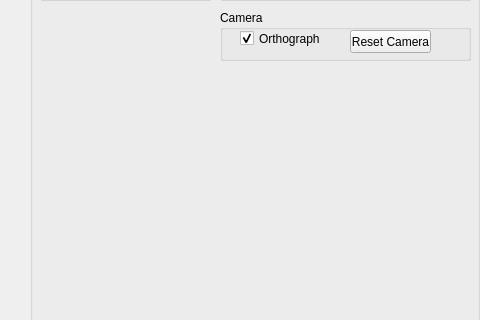
amatheo/LIFPROJET-TerrainGeneration, file TerrainGeneration/UI/interface.ui: the form before one commit; both pictures show x 713 to 1193 and y 159 to 479 of the 1193 by 1000 pixel window.
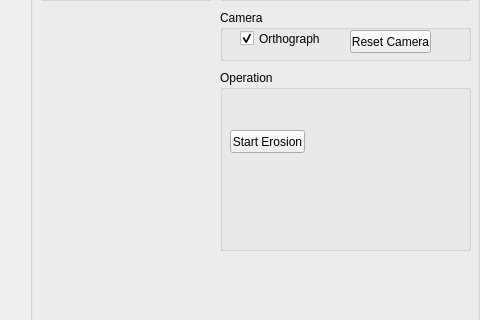
The form after the commit.

```diff
--- a/TerrainGeneration/UI/interface.ui
+++ b/TerrainGeneration/UI/interface.ui
@@ -321,6 +321,32 @@
         </property>
        </widget>
       </widget>
+      <widget class="QGroupBox" name="groupBox_5">
+       <property name="geometry">
+        <rect>
+         <x>190</x>
+         <y>210</y>
+         <width>251</width>
+         <height>181</height>
+        </rect>
+       </property>
+       <property name="title">
+        <string>Operation</string>
+       </property>
+       <widget class="QPushButton" name="erodeButton">
+        <property name="geometry">
+         <rect>
+          <x>10</x>
+          <y>60</y>
+          <width>75</width>
+          <height>23</height>
+         </rect>
+        </property>
+        <property name="text">
+         <string>Start Erosion</string>
+        </property>
+       </widget>
+      </widget>
      </widget>
     </item>
    </layout>
```
